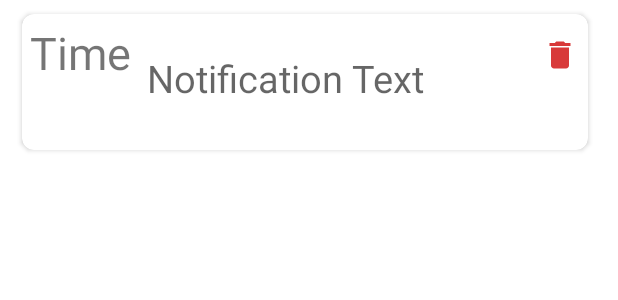
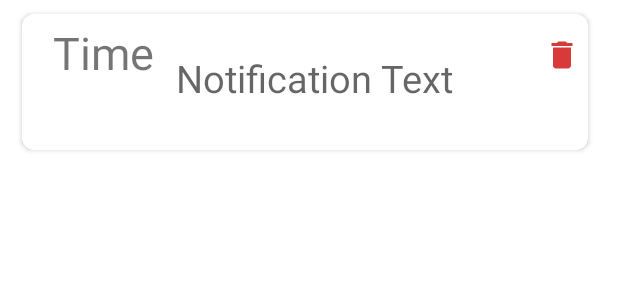
Before and after one commit to rojasruiz/CoolNotes, an Android app: the layout row_notifications.xml on its own in the app's theme, with its tools: preview values and no code run, on a phone screen of 412 x 824 dp. Shown: the top 300 px of the screen. Run offline under Robolectric (Android 15) with nearby library versions, the phone set to English and light mode, and no system bars.

Commit message:
Hour and month display in notifications bugfix and readme update

```diff
--- a/app/src/main/java/com/alejandro/coolnotes/AdapterNotifications.java
+++ b/app/src/main/java/com/alejandro/coolnotes/AdapterNotifications.java
@@ -52,7 +52,7 @@ public class AdapterNotifications extends RecyclerView.Adapter<AdapterNotificati
         String hour = String.valueOf(date.get(Calendar.HOUR_OF_DAY));
         String minute = String.valueOf(date.get(Calendar.MINUTE));
         String day = String.valueOf(date.get(Calendar.DATE));
-        String month = String.valueOf(date.get(Calendar.MONTH));
+        String month = String.valueOf(date.get(Calendar.MONTH) + 1);
 
         hour = (hour.length() <=1) ? "0" + hour : hour;
         minute = (minute.length() <=1) ? "0" + minute : minute;
--- a/app/src/main/res/layout/row_notifications.xml
+++ b/app/src/main/res/layout/row_notifications.xml
@@ -32,8 +32,9 @@
                     android:id="@+id/notif_date"
                     android:layout_width="0dp"
                     android:layout_height="80dp"
-                    android:layout_weight="3"
+                    android:layout_weight="4"
                     android:textSize="30sp"
+                    android:textAlignment="center"
                     android:text="Time" />
 
                 <TextView
```
Also changed, not shown: 2 other files.
